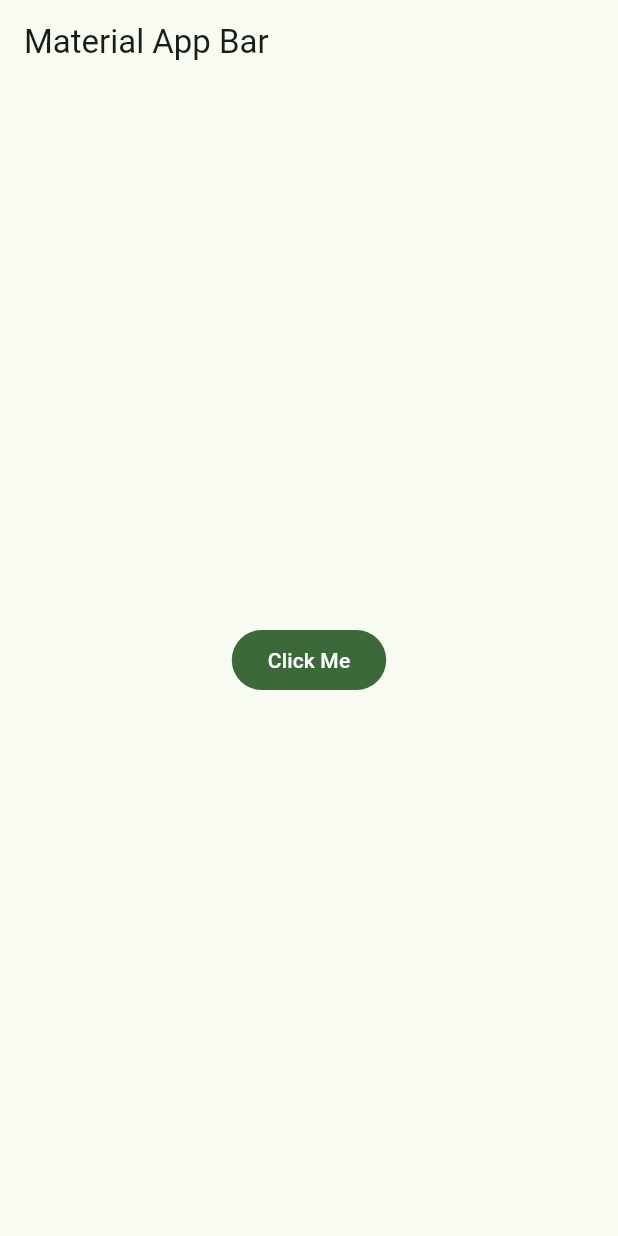
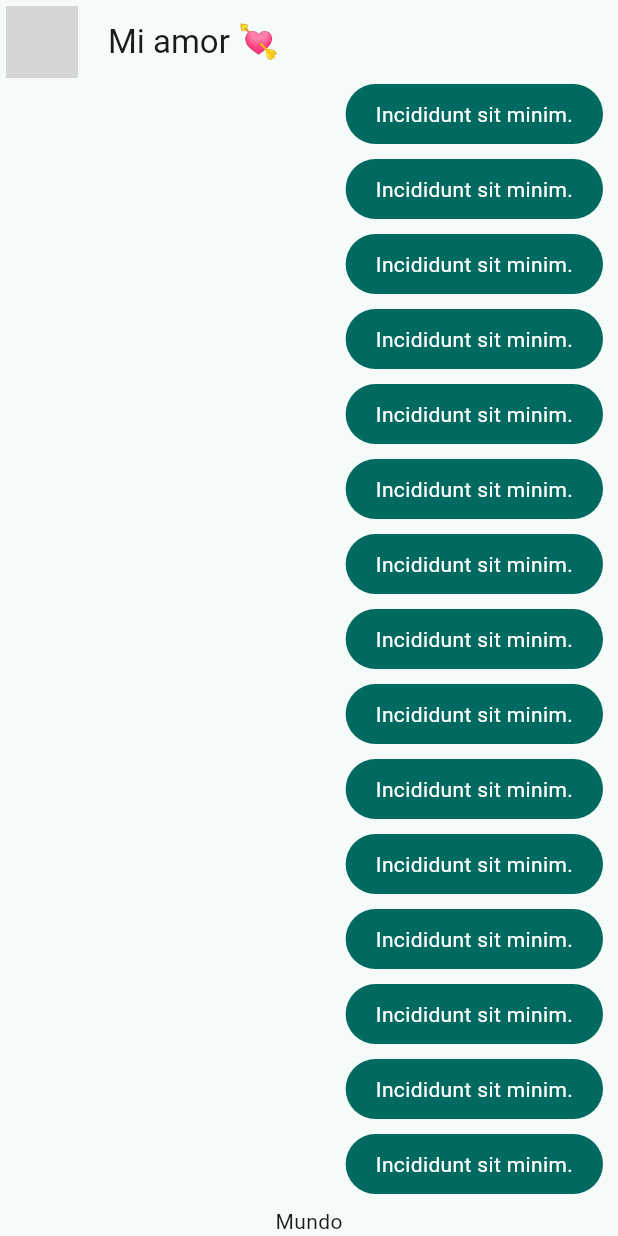
Before and after one commit to FernandoAjset/yes_no_app, a Flutter app: the screen it shows after launch, on a phone screen of 412 x 824 dp. Run offline on Flutter 3.47's test engine with Material 2 defaults, Android fonts, the phone set to English and light mode, and no system bars; network calls fail; grey boxes are pictures that could not be loaded.

Commit message:
Avance sección 5. mostrado burbuja propia de chat.

```diff
--- a/lib/main.dart
+++ b/lib/main.dart
@@ -1,5 +1,7 @@
 import 'package:flutter/material.dart';
 import 'package:yes_no_app/config/theme/app_theme.dart';
+
+import 'presentation/screens/chat/chat_screen.dart';
 
 void main() => runApp(const MyApp());
 
@@ -9,18 +11,10 @@ class MyApp extends StatelessWidget {
   @override
   Widget build(BuildContext context) {
     return MaterialApp(
+      debugShowCheckedModeBanner: false,
       title: 'Yes No App',
-      theme: AppTheme(seletedColor: 2).theme(),
-      home: Scaffold(
-        appBar: AppBar(
-          title: const Text('Material App Bar'),
-        ),
-        body: Center(
-            child: FilledButton(
-          onPressed: () {},
-          child: const Text('Click Me'),
-        )),
-      ),
+      theme: AppTheme(seletedColor: 3).theme(),
+      home: const ChatScreen()
     );
   }
 }
--- /dev/null
+++ b/lib/presentation/screens/chat/chat_screen.dart
@@ -0,0 +1,45 @@
+import 'package:flutter/material.dart';
+import 'package:yes_no_app/presentation/widgets/chat/my_message_bubble.dart';
+
+class ChatScreen extends StatelessWidget {
+  const ChatScreen({super.key});
+
+  @override
+  Widget build(BuildContext context) {
+    return Scaffold(
+      appBar: AppBar(
+        leading: const Padding(
+          padding: EdgeInsets.all(4.0),
+          child: CircleAvatar(
+            backgroundImage: NetworkImage(
+                'https://i.imgur.com/T4xnS7q.jpg'),
+          ),
+        ),
+        title: const Text('Mi amor 💘'),
+      ),
+      body: _ChatView(),
+    );
+  }
+}
+
+class _ChatView extends StatelessWidget {
+  @override
+  Widget build(BuildContext context) {
+    return SafeArea(
+        child: Padding(
+      padding: const EdgeInsets.symmetric(horizontal: 10),
+      child: Column(
+        children: [
+          Expanded(
+              child: ListView.builder(
+            itemCount: 100,
+            itemBuilder: (context, index) {
+              return const MyMessageBubble();
+            },
+          )),
+          Text('Mundo')
+        ],
+      ),
+    ));
+  }
+}
--- /dev/null
+++ b/lib/presentation/widgets/chat/my_message_bubble.dart
@@ -0,0 +1,30 @@
+import 'package:flutter/material.dart';
+
+class MyMessageBubble extends StatelessWidget {
+  const MyMessageBubble({super.key});
+
+  @override
+  Widget build(BuildContext context) {
+    final colors = Theme.of(context).colorScheme;
+
+    return Column(
+      crossAxisAlignment: CrossAxisAlignment.end,
+      children: [
+        Container(
+          decoration: BoxDecoration(
+              color: colors.primary, borderRadius: BorderRadius.circular(20)),
+          child: const Padding(
+            padding: EdgeInsets.symmetric(horizontal: 20, vertical: 10),
+            child: Text(
+              'Incididunt sit minim.',
+              style: TextStyle(color: Colors.white),
+            ),
+          ),
+        ),
+        const SizedBox(
+          height: 10,
+        )
+      ],
+    );
+  }
+}
```
Also changed, not shown: lib/assets/images/amor.jpeg (added).
